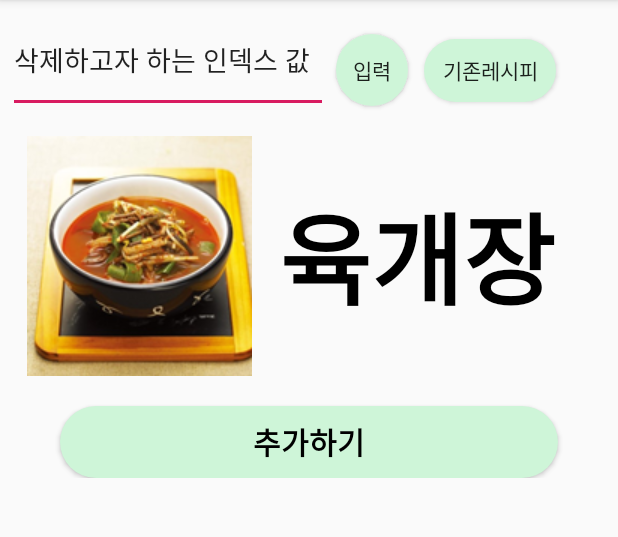
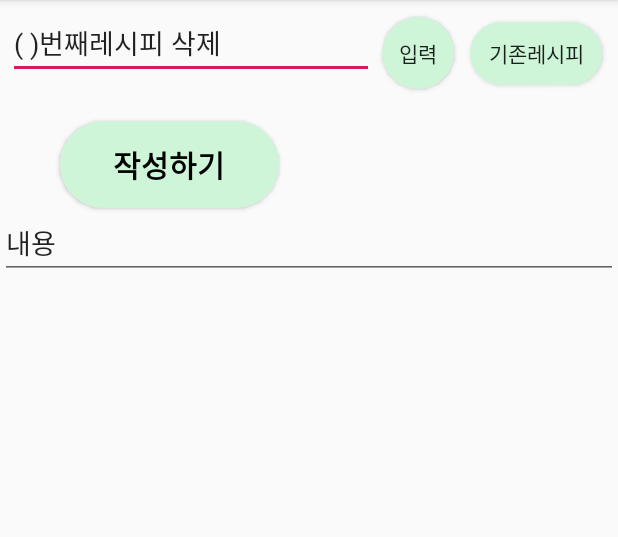
Before and after one commit to jongwook100/newProject, an Android app: the screen it shows after launch (MyRecipe before the commit, MyRecipeDemo after it), after a tap on an icon or button, on a phone screen of 412 x 824 dp, the part 84-621 px from its top. Run offline under Robolectric (Android 15) with nearby library versions, the phone set to English and light mode, and no system bars.

```diff
--- a/app/src/main/AndroidManifest.xml
+++ b/app/src/main/AndroidManifest.xml
@@ -9,14 +9,13 @@
         android:roundIcon="@mipmap/ic_launcher_round"
         android:supportsRtl="true"
         android:theme="@style/AppTheme">
+        <activity android:name=".MyRecipeDemo"></activity>
         <activity
             android:name=".SelectActivity"
             android:label="@string/title_activity_select"
-            android:theme="@style/AppTheme.NoActionBar"></activity>
+            android:theme="@style/AppTheme.NoActionBar" />
         <activity android:name=".ListViewItem" />
         <activity android:name=".ListViewAdapter" />
-        <activity android:name=".MyRecipe1" />
-        <activity android:name=".MyRecipe" />
         <activity android:name=".blackrice" />
         <activity android:name=".LoadingActivity" />
         <activity android:name=".foodlist" />
--- a/app/src/main/java/org/techtown/newproject/MainActivity.java
+++ b/app/src/main/java/org/techtown/newproject/MainActivity.java
@@ -53,7 +53,7 @@ public class MainActivity extends AppCompatActivity {
         mybutton.setOnClickListener(
                 new Button.OnClickListener(){
                     public void onClick(View view){
-                        Intent intent=new Intent(getApplicationContext(), MyRecipe.class);
+                        Intent intent=new Intent(getApplicationContext(), MyRecipeDemo.class);
                         startActivity(intent);
                     }
                 }
--- a/app/src/main/java/org/techtown/newproject/MyRecipe.java
+++ /dev/null
@@ -1,84 +0,0 @@
-package org.techtown.newproject;
-
-
-import android.content.Context;
-import android.content.Intent;
-import android.os.Bundle;
-import android.view.View;
-import android.widget.Button;
-import android.widget.EditText;
-import android.widget.LinearLayout;
-import android.widget.TextView;
-
-
-import androidx.appcompat.app.AppCompatActivity;
-
-import org.techtown.newproject.R;
-import org.w3c.dom.Text;
-
-import java.util.LinkedList;
-
-public class MyRecipe extends AppCompatActivity {
-    static LinkedList<Button> bt = new LinkedList<Button>();
-    Button button11;
-    LinearLayout layout;
-    Context context;
-    EditText editText1;
-
-    @Override
-    protected void onCreate(Bundle savedInstanceState) {
-        super.onCreate(savedInstanceState);
-        setContentView(R.layout.activity_my_recipe);
-
-
-        Button j = (Button)findViewById(R.id.button1);
-
-        button11= (Button)findViewById(R.id.button11);
-        layout = (LinearLayout)findViewById(R.id.layout);
-        context = this;
-        //버튼을 링크드리스트로 구현하기
-
-        bt.add(j);
-
-
-    //버튼 추가하는 코드
-        button11.setOnClickListener(new View.OnClickListener(){
-            @Override
-            public void onClick(View v){
-                Button btn = new Button(context);
-                btn.setText("버튼"+String.valueOf("레시피 추가 버튼"));
-                layout.addView(btn);
-                bt.add(btn);
-                btn.setOnClickListener(
-                        new Button.OnClickListener(){
-                            public void onClick(View view){
-                                Intent intent=new Intent(getApplicationContext(), MyRecipe1.class);
-                                startActivity(intent);
-                            }
-                        }
-                );
-            }
-        });
-        //원하는 요리법 삭제 코드
-        final EditText editText1 = (EditText) findViewById(R.id.editText);
-        Button please = (Button)findViewById(R.id.button13);
-
-        please.setOnClickListener(
-                new Button.OnClickListener(){
-                    public void onClick(View view){
-                        layout.removeView((View) bt.get(Integer.parseInt(editText1.getText().toString())));
-                        bt.remove(Integer.parseInt(editText1.getText().toString()));
-                    }
-                }
-        );
-        Button rbutton =findViewById(R.id.jumprecipe);
-        rbutton.setOnClickListener(
-                new Button.OnClickListener(){
-                    public void onClick(View view){
-                        Intent intent=new Intent(getApplicationContext(), foodlist.class);
-                        startActivity(intent);
-                    }
-                }
-        );
-    }
-}
--- /dev/null
+++ b/app/src/main/java/org/techtown/newproject/MyRecipeDemo.java
@@ -0,0 +1,74 @@
+package org.techtown.newproject;
+
+import androidx.appcompat.app.AlertDialog;
+import androidx.appcompat.app.AppCompatActivity;
+
+import android.content.Context;
+import android.content.Intent;
+import android.os.Bundle;
+import android.view.View;
+import android.widget.Button;
+import android.widget.EditText;
+import android.widget.ImageView;
+import android.widget.LinearLayout;
+
+import java.io.File;
+import java.util.LinkedList;
+
+public class MyRecipeDemo extends AppCompatActivity {
+    static LinkedList<EditText> bt = new LinkedList<>();
+    Button buttona;
+    LinearLayout layout;
+    Context context;
+    EditText editText1;
+    EditText editText2;
+
+    @Override
+    protected void onCreate(Bundle savedInstanceState) {
+        super.onCreate(savedInstanceState);
+        setContentView(R.layout.activity_my_recipe_demo);
+
+        buttona = (Button)findViewById(R.id.button11);
+        layout = (LinearLayout)findViewById(R.id.layout);
+        context = this;
+
+        editText1=(EditText)findViewById(R.id.editText4);
+        bt.add(editText1);
+
+        //에디트텍스트 추가하는 코드,링크드리스트로 구현
+        buttona.setOnClickListener(new View.OnClickListener(){
+            @Override
+            public void onClick(View v){
+                EditText btn = new EditText(context);
+                layout.addView(btn);
+                bt.add(btn);
+                btn.setText("내용");
+            }
+        });
+
+        //원하는 요리법 삭제
+        editText2 = (EditText) findViewById(R.id.editText6);
+        Button please = (Button)findViewById(R.id.button13);
+
+        please.setOnClickListener(
+                new Button.OnClickListener(){
+                    public void onClick(View view){
+                        layout.removeView((View) bt.get(Integer.parseInt(editText2.getText().toString())-1));
+                        bt.remove(Integer.parseInt(editText2.getText().toString())-1);
+                    }
+                }
+        );
+
+        //기존 레시피로 가는 코드
+        Button rbutton =findViewById(R.id.jumprecipe);
+        rbutton.setOnClickListener(
+                new Button.OnClickListener(){
+                    public void onClick(View view){
+                        Intent intent=new Intent(getApplicationContext(), foodlist.class);
+                        startActivity(intent);
+                    }
+                }
+        );
+
+    }
+}
--- a/app/src/main/res/layout/activity_my_recipe.xml
+++ b/app/src/main/res/layout/activity_my_recipe_demo.xml
@@ -1,6 +1,7 @@
 <?xml version="1.0" encoding="utf-8"?>
 <androidx.constraintlayout.widget.ConstraintLayout
     xmlns:android="http://schemas.android.com/apk/res/android"
+    xmlns:app="http://schemas.android.com/apk/res-auto"
     xmlns:tools="http://schemas.android.com/tools"
     android:layout_width="match_parent"
     android:layout_height="match_parent"
@@ -24,12 +25,13 @@
                 android:orientation="horizontal">
 
                 <EditText
-                    android:id="@+id/editText"
+                    android:id="@+id/editText6"
                     android:layout_width="wrap_content"
-                    android:layout_height="match_parent"
+                    android:layout_height="wrap_content"
+                    android:layout_weight="1"
                     android:ems="10"
                     android:inputType="textPersonName"
-                    android:text="삭제하고자 하는 인덱스 값" />
+                    android:text="( )번째레시피 삭제" />
 
                 <Button
                     android:id="@+id/button13"
@@ -46,37 +48,31 @@
                     android:layout_margin="5dp"
                     android:background="@drawable/btn_whitegreen"
                     android:text="기존레시피" />
+
             </LinearLayout>
 
-            <Button
-                android:id="@+id/button1"
-                android:layout_width="match_parent"
-                android:layout_height="160dp"
-                android:layout_marginTop="10dp"
-                android:layout_marginBottom="20dp"
-                android:background="#00F0ECEC"
-                android:drawableLeft="@drawable/ukgaejang"
-                android:drawablePadding="18dip"
-                android:gravity="left|center_vertical"
-                android:paddingLeft="18dip"
-                android:layout_gravity="center"
-                android:text="육개장"
-                android:textSize="100px"
-                android:textColor="#000"
-                android:textStyle="bold" />
 
             <Button
                 android:id="@+id/button11"
-                android:layout_width="match_parent"
-                android:layout_height="wrap_content"
+                android:layout_width="146dp"
+                android:layout_height="58dp"
                 android:layout_marginLeft="40dp"
                 android:layout_marginRight="40dp"
                 android:background="@drawable/btn_whitegreen"
-                android:text="추가하기"
+                android:gravity="center"
+                android:text="작성하기"
+                android:textColor="#000"
                 android:textSize="20dp"
-                android:textColor="#000"
-                android:textStyle="bold"
-                android:gravity="center" />
+                android:textStyle="bold" />
+
+            <EditText
+                android:id="@+id/editText4"
+                android:layout_width="match_parent"
+                android:layout_height="wrap_content"
+                android:ems="10"
+                android:inputType="textPersonName"
+                android:text="내용" />
+
         </LinearLayout>
     </ScrollView>
 </androidx.constraintlayout.widget.ConstraintLayout>
--- a/app/src/main/res/layout/activity_select.xml
+++ b/app/src/main/res/layout/activity_select.xml
@@ -43,7 +43,7 @@
         android:layout_height="50dp"
         android:text="행복해요"
         android:textSize="30dp"
-        android:background="@drawable/btn_yellow"
+
         android:textColor="@android:color/white"
         android:layout_marginBottom="16dp"
 
@@ -56,7 +56,7 @@
         android:layout_width="match_parent"
         android:layout_height="50dp"
         android:text="보통이에요"
-        android:background="@drawable/btn_yellow"
+
         android:textColor="@android:color/white"
         android:layout_marginBottom="16dp"
         android:textSize="30dp"
@@ -67,7 +67,7 @@
         android:layout_width="match_parent"
         android:layout_height="50dp"
         android:text="우울해요"
-        android:background="@drawable/btn_yellow"
+
         android:textColor="@android:color/white"
         android:layout_marginBottom="16dp"
         android:textSize="30dp"
--- a/app/src/main/res/values/styles.xml
+++ b/app/src/main/res/values/styles.xml
@@ -17,4 +17,5 @@
 
     <style name="AppTheme.PopupOverlay" parent="ThemeOverlay.AppCompat.Light" />
 
+
 </resources>
```
Also changed, not shown: app/src/main/java/org/techtown/newproject/MyRecipe1.java (deleted, +0 -14 lines), app/src/main/res/layout/activity_my_recipe1.xml (deleted, +0 -19 lines).
